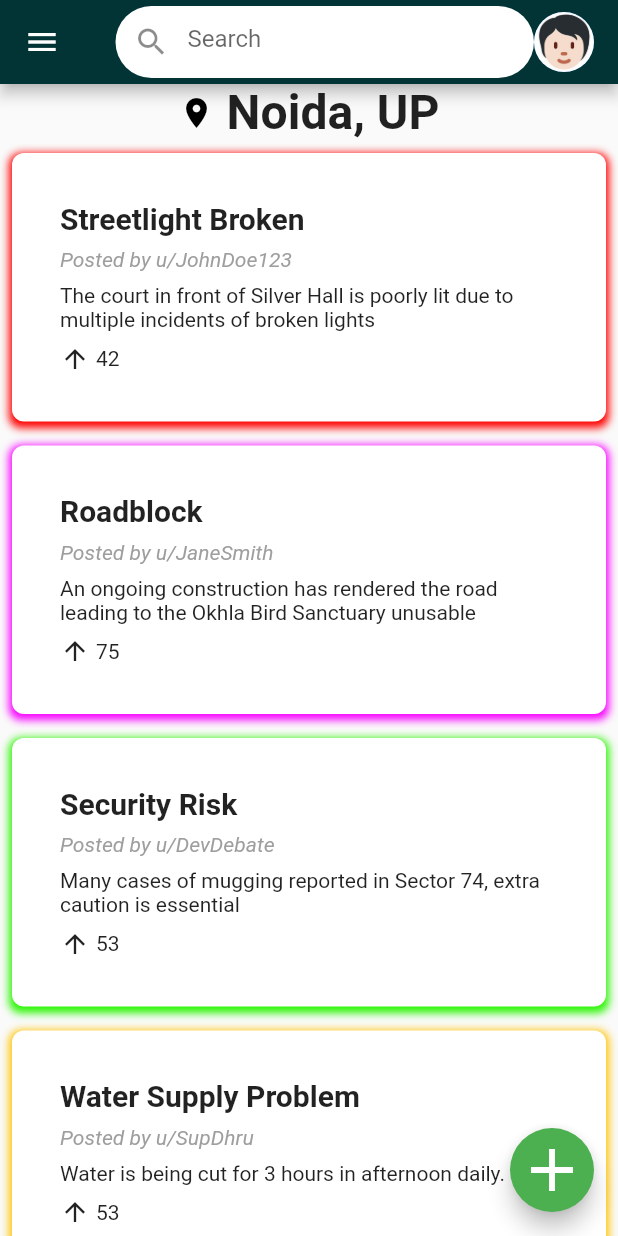
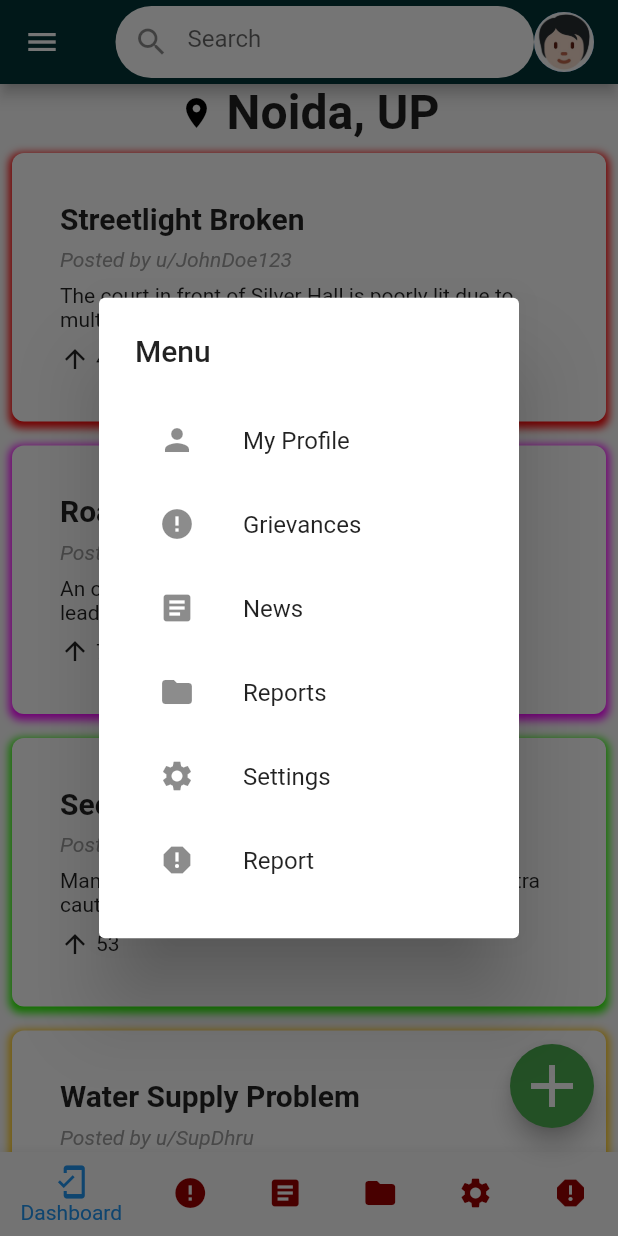
Before and after one commit to Dhruvch1244/grievance-detection-app, a Flutter app: the dashboard screen opened by its route, after a tap on the "menu" icon, on a phone screen of 412 x 824 dp. Run offline on Flutter 3.47's test engine with Material 2 defaults, Android fonts, the phone set to English and light mode, and no system bars.

Commit message:
modified:   lib/Dashboard.dart

```diff
--- a/lib/Dashboard.dart
+++ b/lib/Dashboard.dart
@@ -1,7 +1,23 @@
 import 'package:flutter/material.dart';
-import 'package:flutter/services.dart';
 import 'Profile.dart';
-class dashboard extends StatelessWidget {
+
+enum MenuOption {
+  myProfile,
+  grievances,
+  news,
+  reports,
+  settings,
+  report,
+}
+
+class dashboard extends StatefulWidget {
+  @override
+  _DashboardState createState() => _DashboardState();
+}
+
+class _DashboardState extends State<dashboard> {
+  MenuOption _selectedOption = MenuOption.myProfile;
+
   @override
   Widget build(BuildContext context) {
     return Scaffold(
@@ -10,7 +26,7 @@ class dashboard extends StatelessWidget {
         leading: IconButton(
           icon: Icon(Icons.menu),
           onPressed: () {
-            // Handle menu button press
+            showMenuOptions(context);
           },
         ),
         title: Row(
@@ -40,10 +56,9 @@ class dashboard extends StatelessWidget {
                 );
               },
               child: CircleAvatar(
-    backgroundImage: Image.asset('images/OIP.jpeg').image,
+                backgroundImage: AssetImage('images/OIP.jpeg'),
               ),
             ),
-
           ],
         ),
       ),
@@ -76,8 +91,6 @@ class dashboard extends StatelessWidget {
               ),
             ],
           ),
-
-
                     Expanded(
             child: ListView(
               children: [
@@ -172,6 +185,7 @@ class dashboard extends StatelessWidget {
               ],
             ),
           ),
+
         ],
       ),
       floatingActionButton: FloatingActionButton(
@@ -186,11 +200,123 @@ class dashboard extends StatelessWidget {
           size: 48, // Increase the size of the icon
         ),
       ),
+      bottomNavigationBar: BottomNavigationBar(
+        currentIndex: _selectedOption.index,
+        onTap: (int index) {
+          setState(() {
+            _selectedOption = MenuOption.values[index];
+          });
+        },
+        backgroundColor: Color(0xFF023436), // Custom background color
+        unselectedItemColor: const Color.fromARGB(255, 158, 0, 0), // Color of unselected icons
+        selectedItemColor: Colors.blue,
+        items: [
+          BottomNavigationBarItem(
+            icon: Icon(Icons.mobile_friendly),
+            label: 'Dashboard',
+          ),
+          BottomNavigationBarItem(
+            icon: Icon(Icons.error),
+            label: 'Grievances',
+          ),
+          BottomNavigationBarItem(
+            icon: Icon(Icons.article),
+            label: 'News',
+          ),
+          BottomNavigationBarItem(
+            icon: Icon(Icons.folder),
+            label: 'Reports',
+          ),
+          BottomNavigationBarItem(
+            icon: Icon(Icons.settings),
+            label: 'Settings',
+          ),
+          BottomNavigationBarItem(
+            icon: Icon(Icons.report),
+            label: 'Report',
+          ),
+        ],
+      ),
+    );
+  }
 
+  void showMenuOptions(BuildContext context) {
+  showDialog(
+    context: context,
+    builder: (BuildContext context) {
+      return AlertDialog(
+        title: Text('Menu'),
+        content: Column(
+          mainAxisSize: MainAxisSize.min,
+          crossAxisAlignment: CrossAxisAlignment.start,
+          children: [
+            ListTile(
+              leading: Icon(Icons.person),
+              title: Text('My Profile'),
+              onTap: () {
+                Navigator.pop(context);
+                setState(() {
+                  _selectedOption = MenuOption.myProfile;
+                });
+              },
+            ),
+            ListTile(
+              leading: Icon(Icons.error),
+              title: Text('Grievances'),
+              onTap: () {
+                Navigator.pop(context);
+                setState(() {
+                  _selectedOption = MenuOption.grievances;
+                });
+              },
+            ),
+            ListTile(
+              leading: Icon(Icons.article),
+              title: Text('News'),
+              onTap: () {
+                Navigator.pop(context);
+                setState(() {
+                  _selectedOption = MenuOption.news;
+                });
+              },
+            ),
+            ListTile(
+              leading: Icon(Icons.folder),
+              title: Text('Reports'),
+              onTap: () {
+                Navigator.pop(context);
+                setState(() {
+                  _selectedOption = MenuOption.reports;
+                });
+              },
+            ),
+            ListTile(
+              leading: Icon(Icons.settings),
+              title: Text('Settings'),
+              onTap: () {
+                Navigator.pop(context);
+                setState(() {
+                  _selectedOption = MenuOption.settings;
+                });
+              },
+            ),
+            ListTile(
+              leading: Icon(Icons.report),
+              title: Text('Report'),
+              onTap: () {
+                Navigator.pop(context);
+                setState(() {
+                  _selectedOption = MenuOption.report;
+                });
+              },
+            ),
+          ],
+        ),
+      );
+    },
   );
 }
 }
-
 class Post extends StatefulWidget {
   final String title;
   final String author;
```
Lines whose indentation alone changed are shown as unchanged.
